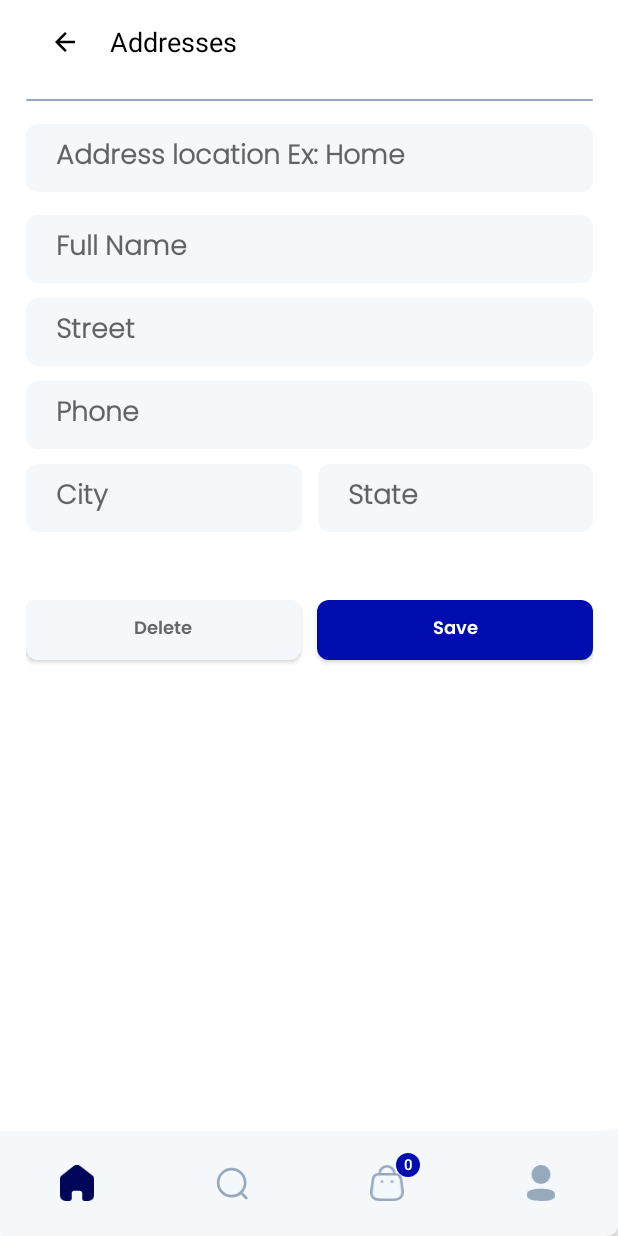
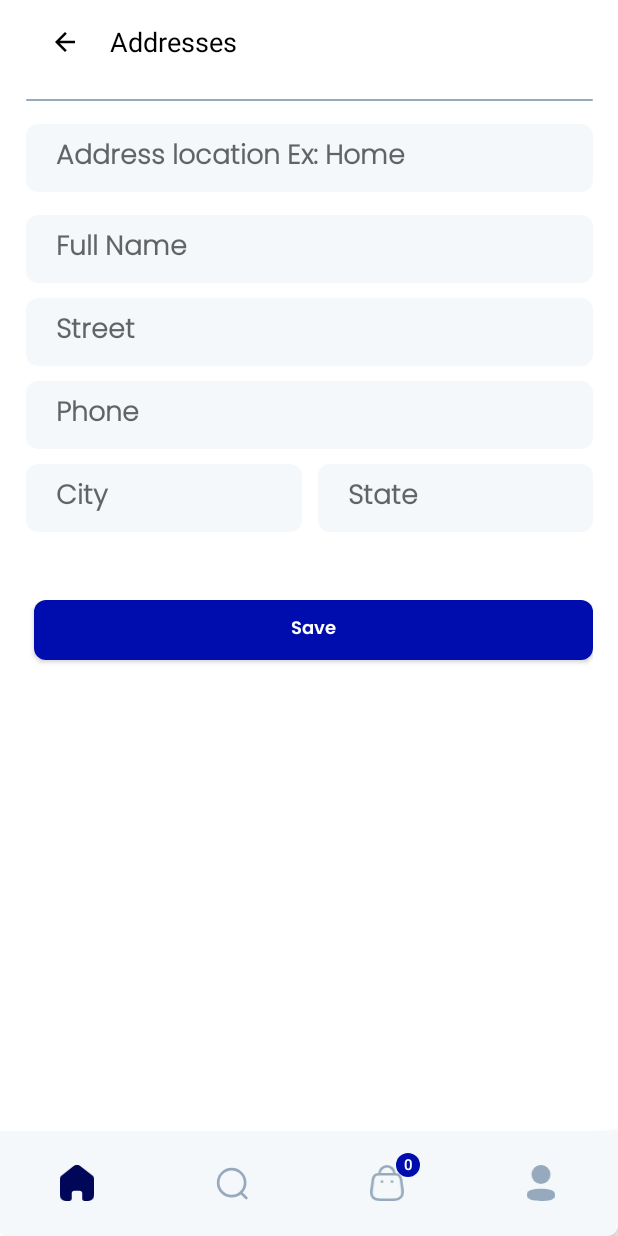
Before and after one commit to AmrNasserSaad/KelineYt, an Android app: the AddressFragment screen opened through its navigation route, on a phone screen of 412 x 824 dp. Run offline under Robolectric (Android 15) with nearby library versions, the phone set to English and light mode, and no system bars; our stand-ins replace Dagger/Hilt's generated code, Firebase (no records; nobody signed in at launch, a user with empty details on screens opened directly), navigation-ui.

Commit message:
fix some problems

```diff
--- a/app/src/main/java/com/training/kelineyt/activity/fragments/shopping/AddressFragment.kt
+++ b/app/src/main/java/com/training/kelineyt/activity/fragments/shopping/AddressFragment.kt
@@ -9,17 +9,21 @@ import androidx.fragment.app.Fragment
 import androidx.fragment.app.viewModels
 import androidx.lifecycle.lifecycleScope
 import androidx.navigation.fragment.findNavController
+import androidx.navigation.fragment.navArgs
 import com.training.kelineyt.activity.data.Address
 import com.training.kelineyt.activity.util.Resource
 import com.training.kelineyt.activity.viewmodel.AddressViewModel
 import com.training.kelineyt.databinding.FargmentAddressBinding
 import dagger.hilt.android.AndroidEntryPoint
 import kotlinx.coroutines.flow.collectLatest
+
 @AndroidEntryPoint
 class AddressFragment : Fragment() {
 
     private lateinit var binding: FargmentAddressBinding
     val viewModel by viewModels<AddressViewModel>()
+    val args by navArgs<AddressFragmentArgs>()
+
 
     override fun onCreate(savedInstanceState: Bundle?) {
         super.onCreate(savedInstanceState)
@@ -66,6 +70,8 @@ class AddressFragment : Fragment() {
     override fun onViewCreated(view: View, savedInstanceState: Bundle?) {
         super.onViewCreated(view, savedInstanceState)
 
+        saveArgs()
+
 
         binding.imageAddressClose.setOnClickListener {
             findNavController().navigateUp()
@@ -87,4 +93,22 @@ class AddressFragment : Fragment() {
         }
     }
 
+    private fun saveArgs() {
+        val address = args.address
+
+        if (address == null) {
+            binding.buttonDelete.visibility = View.GONE
+        } else {
+            binding.apply {
+                edAddressTitle.setText(address.addressTitle)
+                edFullName.setText(address.fullName)
+                edState.setText(address.state)
+                edPhone.setText(address.phone)
+                edCity.setText(address.city)
+                edStreet.setText(address.street)
+            }
+
+        }
+    }
+
 }
--- a/app/src/main/java/com/training/kelineyt/activity/fragments/shopping/CartFragment.kt
+++ b/app/src/main/java/com/training/kelineyt/activity/fragments/shopping/CartFragment.kt
@@ -76,7 +76,7 @@ class CartFragment : Fragment(R.layout.fragment_cart) {
 
             val action = CartFragmentDirections.actionCartFragmentToBillingFragment(
                 totalPrice,
-                cartAdapter.differ.currentList.toTypedArray()
+                cartAdapter.differ.currentList.toTypedArray(),true
             )
             findNavController().navigate(action)
         }
--- a/app/src/main/java/com/training/kelineyt/activity/fragments/shopping/ProfileFragment.kt
+++ b/app/src/main/java/com/training/kelineyt/activity/fragments/shopping/ProfileFragment.kt
@@ -88,7 +88,7 @@ class ProfileFragment : Fragment() {
         binding.linearBilling.setOnClickListener {
 
             val action =
-                ProfileFragmentDirections.actionProfileFragmentToBillingFragment(0f, emptyArray())
+                ProfileFragmentDirections.actionProfileFragmentToBillingFragment(0f, emptyArray(),false)
             findNavController().navigate(action)
         }
         binding.linearLogOut.setOnClickListener {
--- a/app/src/main/res/layout/fragment_product_details.xml
+++ b/app/src/main/res/layout/fragment_product_details.xml
@@ -35,7 +35,7 @@
                 android:layout_marginTop="10dp"
                 android:layout_marginStart="8dp"
                 android:src="@drawable/ic_close"
-                app:tint="@color/g_black" />
+                app:tint="@color/g_white" />
 
 
         </androidx.cardview.widget.CardView>
--- a/app/src/main/res/navigation/shoppng_graph.xml
+++ b/app/src/main/res/navigation/shoppng_graph.xml
@@ -66,7 +66,13 @@
         android:id="@+id/addressFragment"
         android:name="com.training.kelineyt.activity.fragments.shopping.AddressFragment"
         android:label="AddressFragment"
-        tools:layout="@layout/fargment_address"/>
+        tools:layout="@layout/fargment_address">
+        <argument
+            android:name="address"
+            app:argType="com.training.kelineyt.activity.data.Address"
+            app:nullable="true"
+            android:defaultValue="@null" />
+    </fragment>
     <fragment
         android:id="@+id/billingFragment"
         android:name="com.training.kelineyt.activity.fragments.shopping.BillingFragment"
@@ -81,6 +87,9 @@
         <argument
             android:name="products"
             app:argType="com.training.kelineyt.activity.data.CartProduct[]" />
+        <argument
+            android:name="payment"
+            app:argType="boolean" />
     </fragment>
     <fragment
         android:id="@+id/userAccountFragment"
```
Also changed, not shown: app/src/main/java/com/training/kelineyt/activity/fragments/shopping/BillingFragment.kt (+13 -0 lines).
